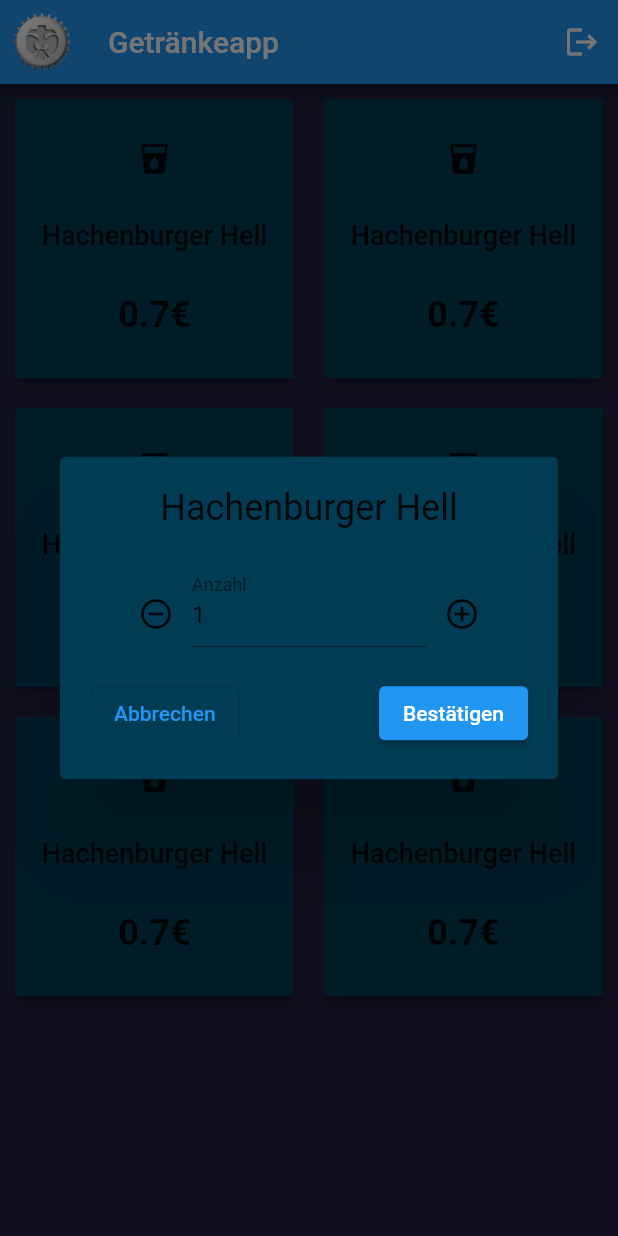
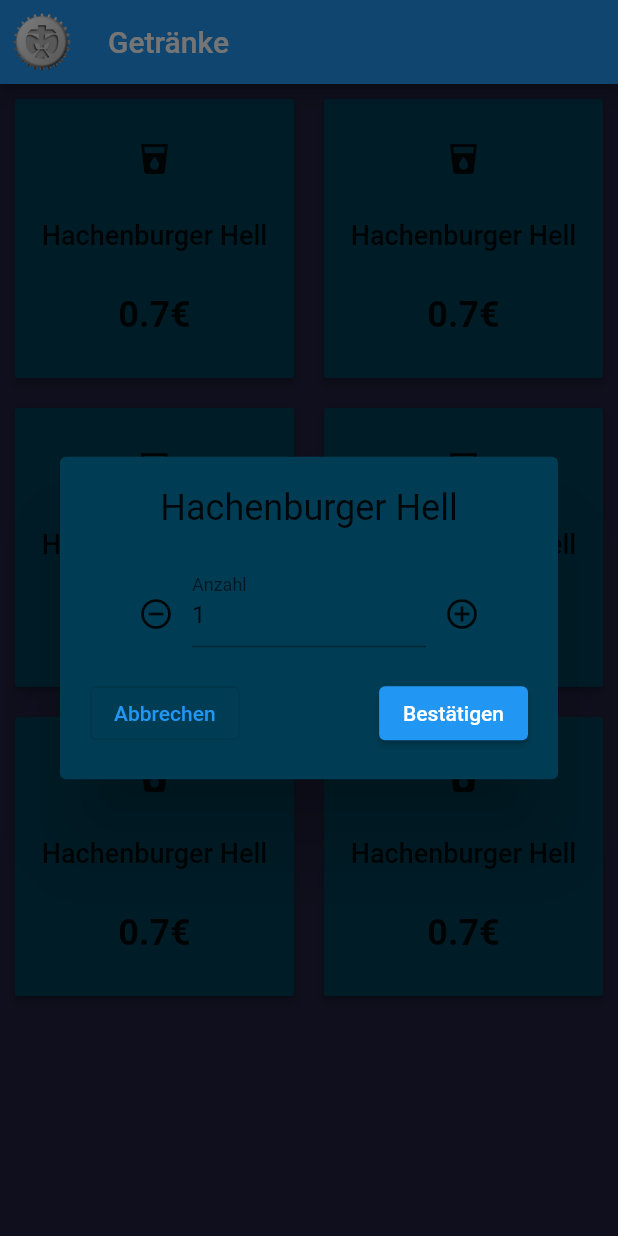
Before and after one commit to mafihw/dpsg_getraenke_app, a Flutter app: the DrinkScreen screen opened directly, after a tap on "Hachenburger Hell", on a phone screen of 412 x 824 dp. Run offline on Flutter 3.47's test engine with Material 2 defaults, Android fonts, the phone set to English and light mode, and no system bars; our stand-ins replace font_awesome_flutter.

Commit message:
moved app bar in separate file

```diff
--- a/lib/screens/drink_screen.dart
+++ b/lib/screens/drink_screen.dart
@@ -49,7 +49,7 @@
       },
     );
     return Scaffold(
-      appBar: CustomAppBar(),
+      appBar: CustomAppBar(appBarTitle: 'Getränke'),
       body: GridView.count(
         crossAxisCount: 2,
         children: drinkCards,
@@ -66,7 +66,7 @@
   @override
   Widget build(BuildContext context) {
     final TextEditingController _controller = TextEditingController();
-    _controller.text="1";
+    _controller.text = "1";
     return Dialog(
       backgroundColor: kMainColor,
       child: Padding(
@@ -83,52 +83,41 @@
             ),
             Padding(
               padding: EdgeInsets.symmetric(horizontal: 20),
-              child:
-              Row(
+              child: Row(
                 mainAxisSize: MainAxisSize.min,
                 crossAxisAlignment: CrossAxisAlignment.end,
                 children: [
                   SizedBox(
                       height: 45,
-                    child:
-                      IconButton(
-                        onPressed: (){
+                      child: IconButton(
+                          onPressed: () {
                             if (amountSelected > 0) {
                               _controller.text = (--amountSelected).toString();
                             }
                           },
-                        icon: Icon(
-                            Icons.remove_circle_outline
-                        )
-                      )
-                  ),
+                          icon: Icon(Icons.remove_circle_outline))),
                   Expanded(
-                    child:
-                      TextField(
+                    child: TextField(
                       controller: _controller,
                       onChanged: (amount) {
                         amountSelected = int.parse(amount);
                       },
                       onSubmitted: (String? input) {
-                          Navigator.of(context).popUntil((route) => route.isFirst);
+                        Navigator.of(context)
+                            .popUntil((route) => route.isFirst);
                       },
                       keyboardType: TextInputType.number,
-                        decoration:
-                        const InputDecoration(hintText: '1', labelText: "Anzahl"),
+                      decoration: const InputDecoration(
+                          hintText: '1', labelText: "Anzahl"),
                     ),
                   ),
                   SizedBox(
                       height: 45,
-                      child:
-                      IconButton(
-                          onPressed: (){
+                      child: IconButton(
+                          onPressed: () {
                             _controller.text = (++amountSelected).toString();
                           },
-                          icon: Icon(
-                              Icons.add_circle_outline
-                          )
-                      )
-                  ),
+                          icon: Icon(Icons.add_circle_outline))),
                 ],
               ),
             ),
--- a/lib/shared/custom_app_bar.dart
+++ b/lib/shared/custom_app_bar.dart
@@ -2,7 +2,9 @@
 import 'package:flutter/material.dart';
 
 class CustomAppBar extends AppBar {
-  CustomAppBar({Key? key}) : super(key: key);
+  CustomAppBar({Key? key, required this.appBarTitle}) : super(key: key);
+
+  String appBarTitle;
 
   @override
   State<CustomAppBar> createState() => _CustomAppBarState();
@@ -12,7 +14,7 @@
   @override
   Widget build(BuildContext context) {
     return AppBar(
-      title: const Text('Getränkeapp'),
+      title: Text(widget.appBarTitle),
       leading: Hero(
         tag: 'icon_hero',
         child: TextButton(
@@ -24,13 +26,6 @@
           ),
         ),
       ),
-      actions: [
-        IconButton(
-            onPressed: () {
-              Navigator.pop(context);
-            },
-            icon: Icon(Icons.logout)),
-      ],
     );
   }
 }
```
Also changed, not shown: lib/screens/home_screen.dart (+2 -19 lines). Lines whose indentation alone changed are shown as unchanged.
